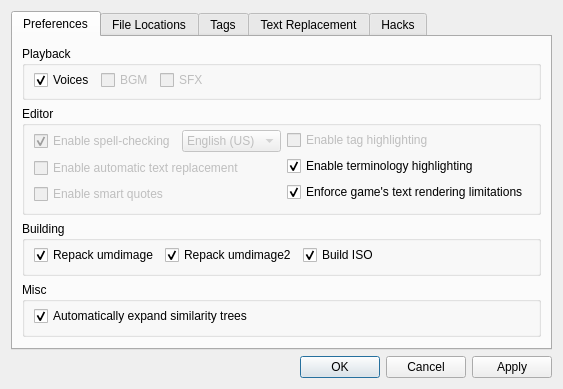
This is qt/ui/settings.ui in ThunderGemios10/The-Super-Duper-Script-Editor as Qt 5 draws it before an edit. The edited form follows.
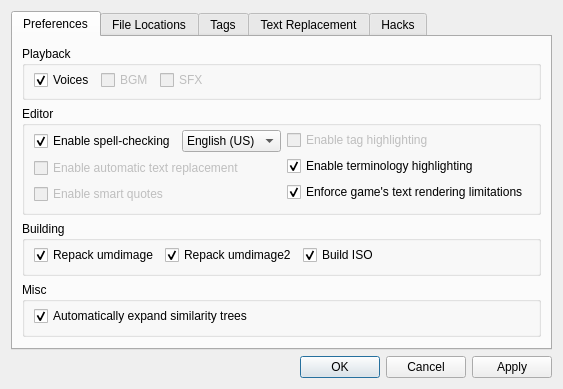
This is the edited form. Icons and pictures are not drawn.

Diff of the .ui file:
```diff
--- a/qt/ui/settings.ui
+++ b/qt/ui/settings.ui
@@ -114,7 +114,7 @@
               <item>
                <widget class="QCheckBox" name="chkSpellCheck">
                 <property name="enabled">
-                 <bool>false</bool>
+                 <bool>true</bool>
                 </property>
                 <property name="sizePolicy">
                  <sizepolicy hsizetype="Minimum" vsizetype="Preferred">
@@ -133,7 +133,7 @@
               <item>
                <widget class="QComboBox" name="cboSpellCheckLang">
                 <property name="enabled">
-                 <bool>false</bool>
+                 <bool>true</bool>
                 </property>
                 <property name="sizePolicy">
                  <sizepolicy hsizetype="Minimum" vsizetype="Fixed">
```
Left out of the diff: 26 changed lines with no effect on the pictures.
